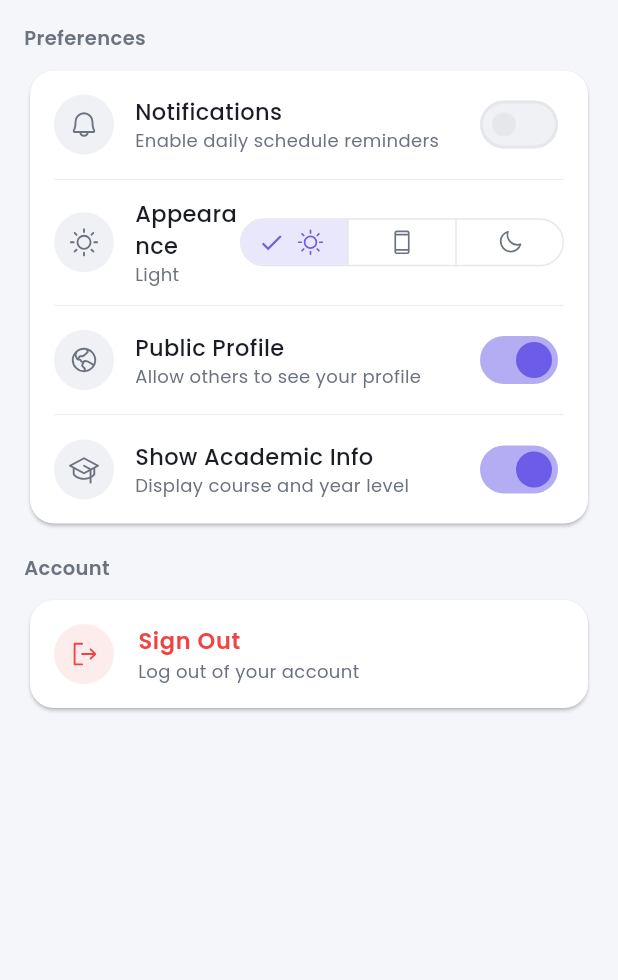
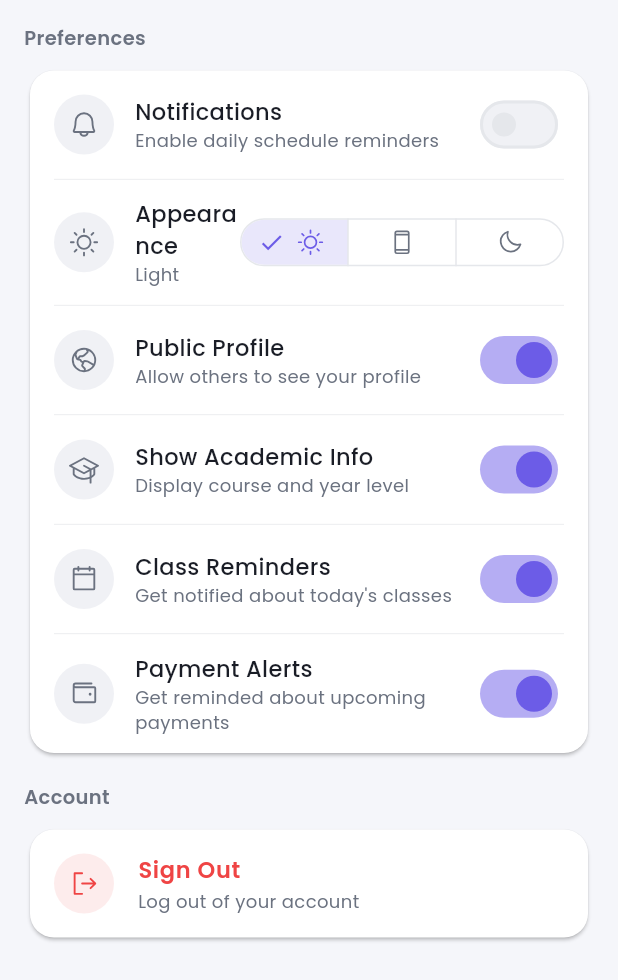
Before and after one commit to groovyrey/lcchub, a Flutter app: the SettingsScreen widget shown alone on an empty page, opened directly with empty values, on a phone screen of 412 x 824 dp. Shown: the top 980 px of the screen. Run offline on Flutter 3.47's test engine with Material 3 defaults, Android fonts, the phone set to English and light mode, and no system bars; our stand-ins replace connectivity_plus, firebase_core, firebase_messaging, flutter_local_notifications, flutter_markdown, google_fonts and 5 more; accounts and stored records are empty; network calls fail.

Commit message:
feat: settings sync with backend + class/payment reminder toggles

```diff
--- a/lib/models/models.dart
+++ b/lib/models/models.dart
@@ -36,6 +36,17 @@ class Student {
     this.badges,
     this.settings,
   });
+
+  Student copyWith({StudentSettings? settings}) {
+    return Student(
+      name: name, id: id, course: course, email: email,
+      address: address, mobile: mobile, enrollmentDate: enrollmentDate,
+      schoolYear: schoolYear, yearLevel: yearLevel, semester: semester,
+      section: section, schedule: schedule, financials: financials,
+      grades: grades, availableReports: availableReports, badges: badges,
+      settings: settings ?? this.settings,
+    );
+  }
 
   factory Student.fromJson(Map<String, dynamic> json) {
     return Student(
@@ -264,16 +275,34 @@ class StudentSettings {
   final bool notifications;
   final bool isPublic;
   final bool showAcademicInfo;
+  final bool classReminders;
+  final bool paymentReminders;
 
-  StudentSettings({this.notifications = true, this.isPublic = true, this.showAcademicInfo = true});
+  StudentSettings({
+    this.notifications = true,
+    this.isPublic = true,
+    this.showAcademicInfo = true,
+    this.classReminders = true,
+    this.paymentReminders = true,
+  });
 
   factory StudentSettings.fromJson(Map<String, dynamic> json) {
     return StudentSettings(
       notifications: json['notifications'] ?? true,
       isPublic: json['isPublic'] ?? true,
       showAcademicInfo: json['showAcademicInfo'] ?? true,
+      classReminders: json['classReminders'] ?? true,
+      paymentReminders: json['paymentReminders'] ?? true,
     );
   }
+
+  Map<String, dynamic> toJson() => {
+    'notifications': notifications,
+    'isPublic': isPublic,
+    'showAcademicInfo': showAcademicInfo,
+    'classReminders': classReminders,
+    'paymentReminders': paymentReminders,
+  };
 }
 
 class CommunityPost {
--- a/lib/screens/settings/settings_screen.dart
+++ b/lib/screens/settings/settings_screen.dart
@@ -9,6 +9,7 @@ class SettingsScreen extends StatefulWidget {
   final Function(bool) onNotificationToggle;
   final ThemeMode themeMode;
   final Function(ThemeMode) onThemeModeChanged;
+  final Function(String, bool) onUpdateSetting;
   final VoidCallback onLogout;
 
   const SettingsScreen({
@@ -18,6 +19,7 @@ class SettingsScreen extends StatefulWidget {
     required this.onNotificationToggle,
     required this.themeMode,
     required this.onThemeModeChanged,
+    required this.onUpdateSetting,
     required this.onLogout,
   });
 
@@ -27,8 +29,6 @@ class SettingsScreen extends StatefulWidget {
 
 class _SettingsScreenState extends State<SettingsScreen> {
   late bool _notifEnabled;
-  bool _publicProfile = true;
-  bool _showAcademic = true;
 
   @override
   void initState() {
@@ -108,8 +108,8 @@ class _SettingsScreenState extends State<SettingsScreen> {
                 title: 'Public Profile',
                 subtitle: 'Allow others to see your profile',
                 trailing: Switch(
-                  value: _publicProfile,
-                  onChanged: (v) => setState(() => _publicProfile = v),
+                  value: widget.student?.settings?.isPublic ?? true,
+                  onChanged: (v) => widget.onUpdateSetting('isPublic', v),
                   activeColor: AppColors.primary,
                 ),
               ),
@@ -119,8 +119,30 @@ class _SettingsScreenState extends State<SettingsScreen> {
                 title: 'Show Academic Info',
                 subtitle: 'Display course and year level',
                 trailing: Switch(
-                  value: _showAcademic,
-                  onChanged: (v) => setState(() => _showAcademic = v),
+                  value: widget.student?.settings?.showAcademicInfo ?? true,
+                  onChanged: (v) => widget.onUpdateSetting('showAcademicInfo', v),
+                  activeColor: AppColors.primary,
+                ),
+              ),
+              const Divider(height: 1, indent: 16, endIndent: 16),
+              _settingItem(
+                icon: PhosphorIcons.calendarBlank(),
+                title: 'Class Reminders',
+                subtitle: 'Get notified about today\'s classes',
+                trailing: Switch(
+                  value: widget.student?.settings?.classReminders ?? true,
+                  onChanged: (v) => widget.onUpdateSetting('classReminders', v),
+                  activeColor: AppColors.primary,
+                ),
+              ),
+              const Divider(height: 1, indent: 16, endIndent: 16),
+              _settingItem(
+                icon: PhosphorIcons.wallet(),
+                title: 'Payment Alerts',
+                subtitle: 'Get reminded about upcoming payments',
+                trailing: Switch(
+                  value: widget.student?.settings?.paymentReminders ?? true,
+                  onChanged: (v) => widget.onUpdateSetting('paymentReminders', v),
                   activeColor: AppColors.primary,
                 ),
               ),
--- a/pubspec.yaml
+++ b/pubspec.yaml
@@ -1,7 +1,7 @@
 name: portal_app
 description: "LCC Hub Student Portal"
 publish_to: 'none'
-version: 1.1.1+4
+version: 1.2.0+5
 
 environment:
   sdk: ^3.8.1
```
Also changed, not shown: lib/api/portal_api.dart (+15 -0 lines), lib/main.dart (+31 -0 lines).
